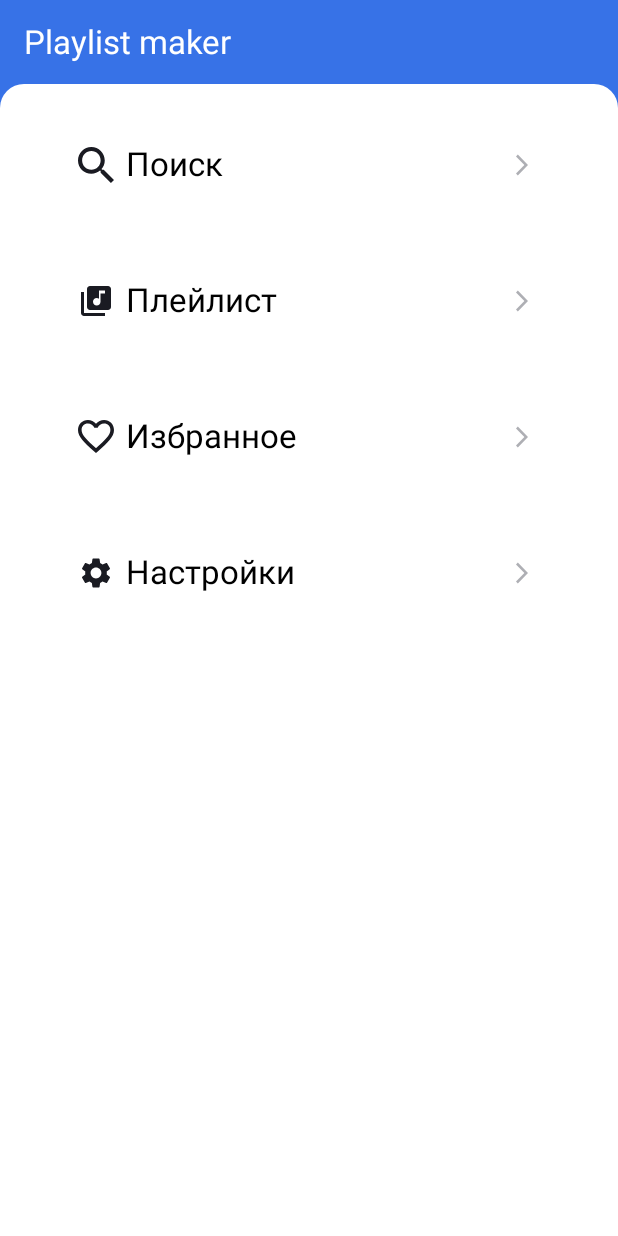
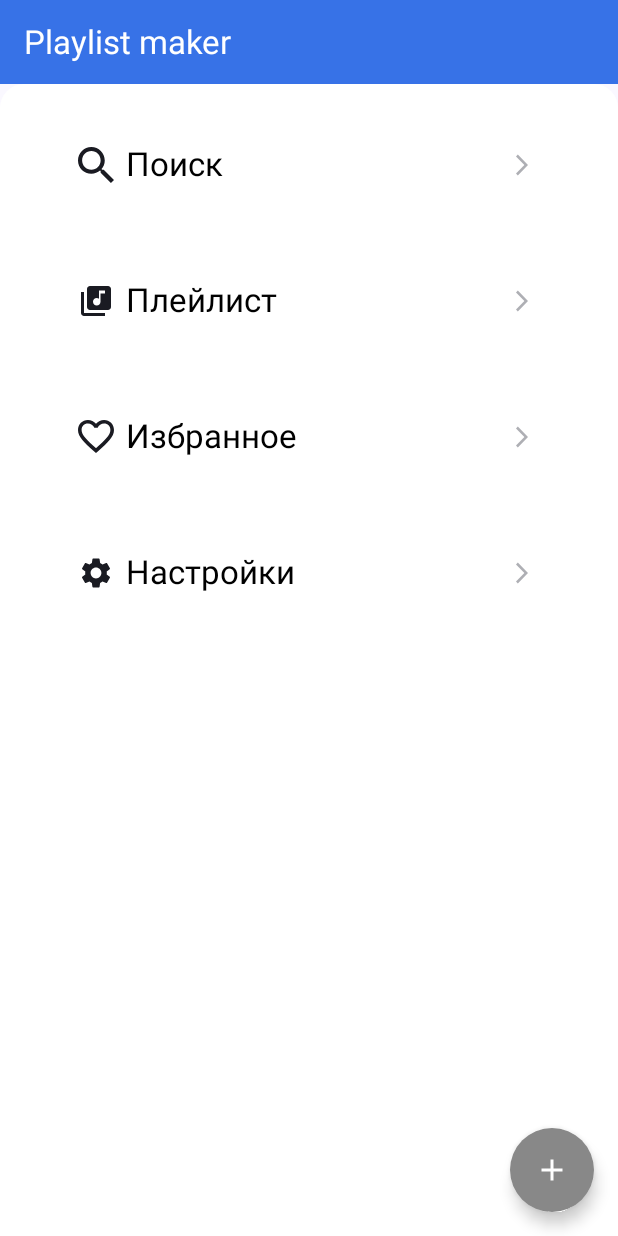
Before and after one commit to DronZed23/playlist-maker-android-VinogradovDmitry, an Android app built with Jetpack Compose: the screen it shows after launch (MainActivity), on a phone screen of 412 x 824 dp. Run offline under Robolectric (Android 15) with nearby library versions, the phone set to English and light mode, and no system bars.

Commit message:
sprint-9

```diff
--- a/app/src/main/java/com/example/myapplication/MainActivity.kt
+++ b/app/src/main/java/com/example/myapplication/MainActivity.kt
@@ -21,18 +21,78 @@ import androidx.compose.ui.unit.sp
 import com.example.myapplication.ui.theme.MyApplicationTheme
 import androidx.compose.foundation.shape.RoundedCornerShape
 import androidx.compose.foundation.Image
+import androidx.compose.foundation.shape.CircleShape
 import androidx.compose.ui.platform.LocalContext
 import androidx.compose.ui.res.painterResource
 import androidx.compose.ui.res.stringResource
 import androidx.compose.ui.text.style.TextAlign
+import androidx.compose.material3.*
+import androidx.compose.material.icons.Icons
+import androidx.compose.material.icons.filled.Add
+import androidx.compose.material.icons.filled.Home
+import androidx.compose.runtime.*
 class MainActivity : ComponentActivity() {
+    @OptIn(ExperimentalMaterial3Api::class)
     override fun onCreate(savedInstanceState: Bundle?) {
         super.onCreate(savedInstanceState)
         enableEdgeToEdge()
         setContent {
             MyApplicationTheme {
+                var showBottomSheet by remember { mutableStateOf(false) }
                 Scaffold(modifier = Modifier.fillMaxSize()) { innerPadding ->
-                    MainContent(modifier = Modifier.padding(innerPadding))
+                    Box(
+                        modifier = Modifier
+                            .fillMaxSize()
+                            .padding(innerPadding)
+                    ) {
+                        Column(
+                            modifier = Modifier.fillMaxSize(),
+                            verticalArrangement = Arrangement.SpaceBetween
+                        ) {
+                            Header()
+                            BottomWhiteBlock(modifier = Modifier.weight(1f))
+                        }
+                        FloatingActionButton(
+                            modifier = Modifier
+                                .padding(16.dp)
+                                .align(Alignment.BottomEnd),
+                            onClick = { showBottomSheet = true },
+                            containerColor = Color.Gray,
+                            contentColor = Color.White,
+                            shape = CircleShape
+                        ) {
+                            Icon(
+                                imageVector = Icons.Filled.Add,
+                                contentDescription = "Добавить"
+                            )
+                        }
+                        if (showBottomSheet) {
+                            ModalBottomSheet(
+                                onDismissRequest = { showBottomSheet = false }
+                            ) {
+                                Column(
+                                    modifier = Modifier
+                                        .fillMaxWidth()
+                                        .padding(16.dp),
+                                    horizontalAlignment = Alignment.CenterHorizontally
+                                ) {
+                                    Text(
+                                        text = "Это панель BottomSheet",
+                                        modifier = Modifier.fillMaxWidth(),
+                                        textAlign = TextAlign.Center,
+                                        style = TextStyle(fontSize = 20.sp)
+                                    )
+                                    Icon(
+                                        modifier = Modifier
+                                            .size(32.dp)
+                                            .padding(top = 16.dp),
+                                        imageVector = Icons.Default.Home,
+                                        contentDescription = "Icon"
+                                    )
+                                }
+                            }
+                        }
+                    }
                 }
             }
         }
--- a/app/src/main/java/com/example/myapplication/SearchActivity.kt
+++ b/app/src/main/java/com/example/myapplication/SearchActivity.kt
@@ -108,7 +108,7 @@ fun SearchScreen(
             shape = RoundedCornerShape(8.dp),
             singleLine = true,
             leadingIcon = {
-                IconButton(onClick = { viewModel.search(text) }) {
+                IconButton(onClick = { if(text.trim().length == 0){ viewModel.clearSearch() } else  viewModel.search(text) }) {
                     Icon(
                         imageVector = Icons.Default.Search,
                         contentDescription = stringResource(R.string.search),
```
